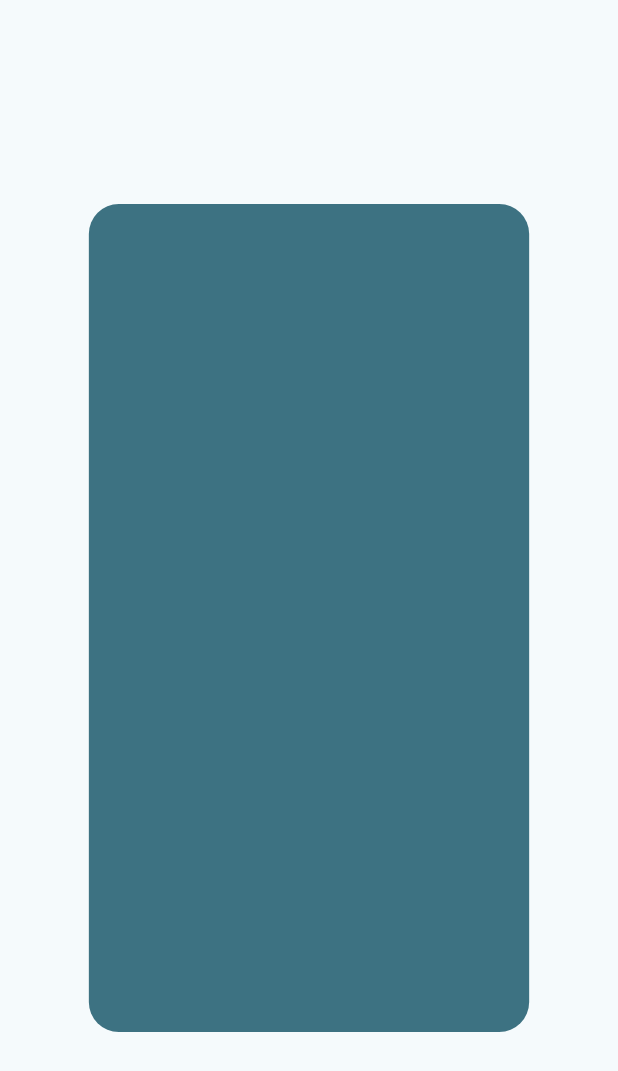
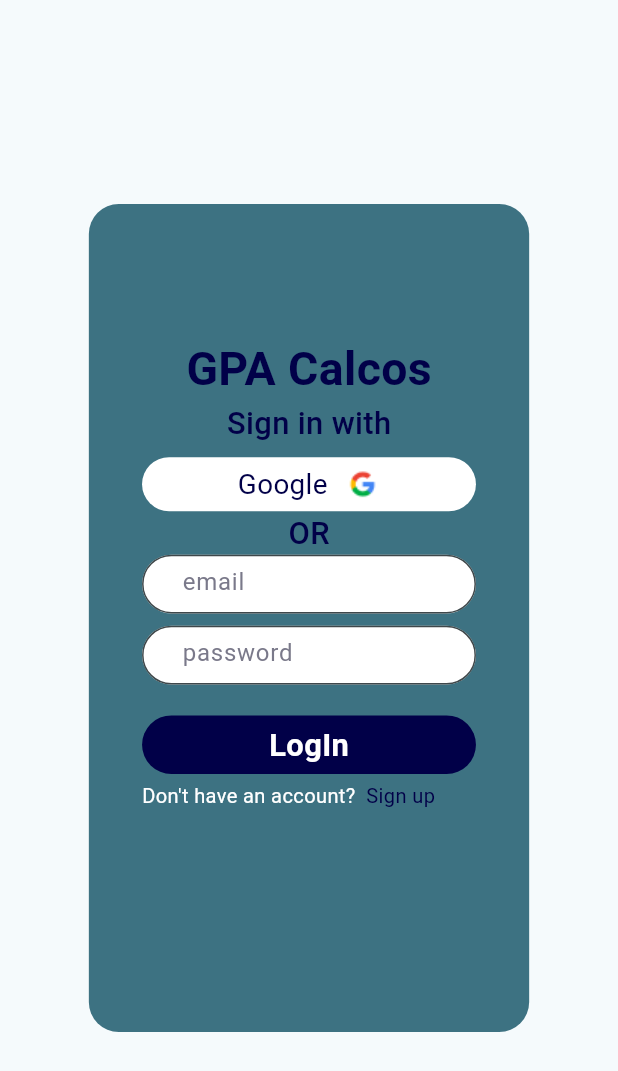
Before and after one commit to delbertkimbi/GPA_Guide, a Flutter app: the screen it shows after launch, on a phone screen of 412 x 824 dp. Shown: the top 1071 px of the screen. Run offline on Flutter 3.47's test engine with Material 3 defaults, Android fonts, the phone set to English and light mode, and no system bars; our stand-ins replace bloc, firebase_core, flutter_screenutil; accounts and stored records are empty; Roboto replaces fonts that are missing (Poppins).

Commit message:
Deone with logIn screen

```diff
--- a/gpa_calcos/lib/Presentation/Custom/files/colors.dart
+++ b/gpa_calcos/lib/Presentation/Custom/files/colors.dart
@@ -0,0 +1,8 @@
+import 'package:flutter/material.dart';
+
+class MainColors {
+  Color color1 = const Color(0xff010048);
+  Color color2 = const Color(0xff3D7282);
+  Color color3 = const Color(0xff949798);
+  Color hintTextColor = const Color(0xff7A798A);
+}
--- /dev/null
+++ b/gpa_calcos/lib/Presentation/Custom/files/google_button.dart
@@ -0,0 +1,54 @@
+// ignore_for_file: must_be_immutable
+
+import 'package:flutter/material.dart';
+import 'package:flutter_screenutil/flutter_screenutil.dart';
+import 'package:gpa_calcos/Presentation/Custom/files/colors.dart';
+
+class MainButton extends StatelessWidget {
+  final String text;
+  late Color color;
+  FontWeight fontWeight;
+  final int textSize;
+  String? imagePath;
+  MainButton({
+    super.key,
+    required this.textSize,
+    required this.text,
+    required this.color,
+    this.imagePath,
+    required this.fontWeight,
+  });
+
+  @override
+  Widget build(BuildContext context) {
+    MainColors mainColors = MainColors();
+    return Container(
+      height: 35.h,
+      width: 222.h,
+      decoration: BoxDecoration(
+        color: color,
+        borderRadius: const BorderRadius.all(Radius.circular(20)),
+      ),
+      child: Center(
+        child: Row(
+          mainAxisAlignment: MainAxisAlignment.center,
+          crossAxisAlignment: CrossAxisAlignment.center,
+          children: [
+            Text(
+              text,
+              style: TextStyle(
+                color: mainColors.color1,
+                fontSize: textSize.sp,
+                fontWeight: fontWeight,
+              ),
+            ),
+            SizedBox(
+              width: 10.w,
+            ),
+            Image.asset(imagePath!, width: 23.r, height: 23.r)
+          ],
+        ),
+      ),
+    );
+  }
+}
--- /dev/null
+++ b/gpa_calcos/lib/Presentation/Custom/files/register_button.dart
@@ -0,0 +1,41 @@
+// ignore_for_file: must_be_immutable
+
+import 'package:flutter/material.dart';
+import 'package:flutter_screenutil/flutter_screenutil.dart';
+
+class RegisterButton extends StatelessWidget {
+  final String text;
+  late Color color;
+  FontWeight fontWeight;
+  final int textSize;
+
+  RegisterButton({
+    super.key,
+    required this.textSize,
+    required this.text,
+    required this.color,
+    required this.fontWeight,
+  });
+
+  @override
+  Widget build(BuildContext context) {
+    return Container(
+      height: 38.h,
+      width: 222.h,
+      decoration: BoxDecoration(
+        color: color,
+        borderRadius: const BorderRadius.all(Radius.circular(20)),
+      ),
+      child: Center(
+        child: Text(
+          text,
+          style: TextStyle(
+            color: Colors.white,
+            fontSize: textSize.sp,
+            fontWeight: fontWeight,
+          ),
+        ),
+      ),
+    );
+  }
+}
--- /dev/null
+++ b/gpa_calcos/lib/Presentation/Custom/files/text.dart
@@ -0,0 +1,18 @@
+import 'package:flutter/material.dart';
+import 'package:flutter_screenutil/flutter_screenutil.dart';
+
+class CustomTextStyles {
+  String header1Text = 'GPA Calcos';
+  TextStyle header1 = TextStyle(
+    fontWeight: FontWeight.bold,
+    fontSize: 30.sp,
+    color: const Color(0xff010048),
+    fontFamily: 'Poppins',
+  );
+  TextStyle header2 = TextStyle(
+    fontWeight: FontWeight.w500,
+    fontSize: 20.sp,
+    color: const Color(0xff010048),
+    fontFamily: 'Poppins',
+  );
+}
--- /dev/null
+++ b/gpa_calcos/lib/Presentation/Custom/files/textfield.dart
@@ -0,0 +1,43 @@
+import 'package:flutter/material.dart';
+import 'package:flutter_screenutil/flutter_screenutil.dart';
+
+import 'package:gpa_calcos/Presentation/Custom/files/colors.dart';
+
+class CustomTextField extends StatelessWidget {
+  final String text;
+  final TextEditingController controller;
+  const CustomTextField({
+    super.key,
+    required this.text,
+    required this.controller,
+  });
+
+  @override
+  Widget build(BuildContext context) {
+    MainColors mainColors = MainColors();
+    return Center(
+      child: SizedBox(
+        height: 38.h,
+        width: 222.h,
+        child: TextField(
+          controller: controller,
+          decoration: InputDecoration(
+            border: OutlineInputBorder(
+              borderRadius: BorderRadius.circular(20.h),
+              borderSide: BorderSide(
+                color: mainColors.color1,
+              ),
+            ),
+            fillColor: Colors.white,
+            filled: true,
+            contentPadding: EdgeInsets.fromLTRB(20.w, 10.h, 20.w, 10.h),
+            hintText: text,
+            hintStyle: TextStyle(
+              color: mainColors.hintTextColor,
+            ),
+          ),
+        ),
+      ),
+    );
+  }
+}
--- a/gpa_calcos/lib/Presentation/screens/auth/login.dart
+++ b/gpa_calcos/lib/Presentation/screens/auth/login.dart
@@ -1,14 +1,24 @@
 import 'package:flutter/material.dart';
+
 import 'package:flutter_screenutil/flutter_screenutil.dart';
-import 'package:gpa_calcos/Presentation/Custom/files/gradient.dart';
+import 'package:gpa_calcos/Presentation/Custom/files/google_button.dart';
+import 'package:gpa_calcos/Presentation/Custom/files/colors.dart';
+
+import 'package:gpa_calcos/Presentation/Custom/files/register_button.dart';
+import 'package:gpa_calcos/Presentation/Custom/files/text.dart';
+import 'package:gpa_calcos/Presentation/Custom/files/textfield.dart';
 
 class LogIn extends StatelessWidget {
   const LogIn({super.key});
 
   @override
   Widget build(BuildContext context) {
-    MainGradient gradient = MainGradient();
-    // Use dependency injection to calll colors.color
+    TextEditingController emailController = TextEditingController();
+    TextEditingController passwordController = TextEditingController();
+    MainColors mainColors = MainColors();
+
+    CustomTextStyles text1 = CustomTextStyles();
+
     Color mainColor = const Color(0xff3D7282);
     return SafeArea(
       child: Container(
@@ -27,11 +37,78 @@ class LogIn extends StatelessWidget {
             child: Container(
               height: 536.r,
               width: 285.r,
-              padding: EdgeInsets.symmetric(horizontal: 31.w, vertical: 121.h),
+              padding: EdgeInsets.symmetric(horizontal: 31.w),
               margin: EdgeInsets.symmetric(horizontal: 44.w, vertical: 123.h),
               decoration: BoxDecoration(
                 color: mainColor,
                 borderRadius: BorderRadius.circular(20),
+              ),
+              child: Column(
+                children: [
+                  SizedBox(
+                    height: 85.h,
+                  ),
+                  Text(
+                    text1.header1Text,
+                    style: text1.header1,
+                  ),
+                  Text(
+                    'Sign in with',
+                    style: text1.header2,
+                  ),
+                  SizedBox(
+                    height: 8.h,
+                  ),
+                  MainButton(
+                    imagePath: 'assets/google.png',
+                    textSize: 18,
+                    text: "Google",
+                    color: Colors.white,
+                    fontWeight: FontWeight.normal,
+                  ),
+                  Text(
+                    'OR',
+                    style: text1.header2,
+                  ),
+                  CustomTextField(text: 'email', controller: emailController),
+                  SizedBox(
+                    height: 8.h,
+                  ),
+                  CustomTextField(
+                      text: 'password', controller: passwordController),
+                  SizedBox(
+                    height: 20.h,
+                  ),
+                  RegisterButton(
+                    textSize: 20,
+                    text: 'LogIn',
+                    color: mainColors.color1,
+                    fontWeight: FontWeight.bold,
+                  ),
+                  SizedBox(
+                    height: 5.h,
+                  ),
+                  Row(
+                    children: [
+                      Text(
+                        "Don't have an account?  ",
+                        style: TextStyle(
+                          color: Colors.white,
+                          fontSize: 13.sp,
+                        ),
+                      ),
+                      GestureDetector(
+                        onTap: () {},
+                        child: Text('Sign up',
+                            style: TextStyle(
+                              color: mainColors.color1,
+                              fontWeight: FontWeight.normal,
+                              fontSize: 13.sp,
+                            )),
+                      ),
+                    ],
+                  )
+                ],
               ),
             ),
           ),
```
Also changed, not shown: gpa_calcos/assets/google.png (added).
